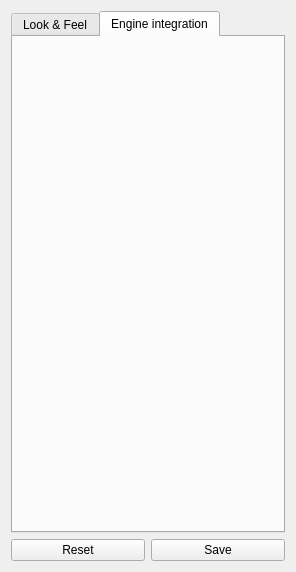
First picture: the form in src/gui/forms/settings-dialog.ui, repository krwc/qtchess, before the edit.
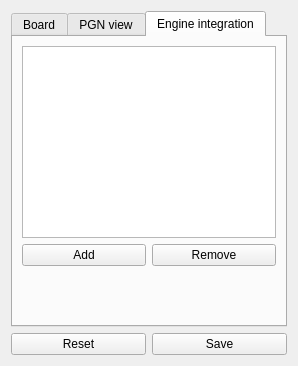
Second picture: the form after the edit. The open tabs and pages were chosen to show the change. Custom widgets are drawn as their Qt base class.

Commit message: Testing engine support

Diff of the .ui file:
```diff
--- a/src/gui/forms/settings-dialog.ui
+++ b/src/gui/forms/settings-dialog.ui
@@ -6,12 +6,12 @@
    <rect>
     <x>0</x>
     <y>0</y>
-    <width>296</width>
-    <height>572</height>
+    <width>298</width>
+    <height>366</height>
    </rect>
   </property>
   <property name="sizePolicy">
-   <sizepolicy hsizetype="Expanding" vsizetype="Expanding">
+   <sizepolicy hsizetype="MinimumExpanding" vsizetype="MinimumExpanding">
     <horstretch>0</horstretch>
     <verstretch>0</verstretch>
    </sizepolicy>
@@ -29,7 +29,7 @@
        </property>
        <widget class="QWidget" name="LookNFeelTab">
         <attribute name="title">
-         <string>Look &amp;&amp; Feel</string>
+         <string>Board</string>
         </attribute>
         <layout class="QGridLayout" name="gridLayout_2">
          <item row="2" column="0">
@@ -144,7 +144,14 @@
            </layout>
           </widget>
          </item>
-         <item row="1" column="0">
+        </layout>
+       </widget>
+       <widget class="QWidget" name="PgnTab">
+        <attribute name="title">
+         <string>PGN view</string>
+        </attribute>
+        <layout class="QGridLayout" name="gridLayout_6">
+         <item row="0" column="0">
           <widget class="QGroupBox" name="groupBox">
            <property name="title">
             <string>PGN viewer</string>
@@ -243,7 +250,42 @@
         <attribute name="title">
          <string>Engine integration</string>
         </attribute>
-        <layout class="QGridLayout" name="gridLayout_5"/>
+        <layout class="QGridLayout" name="gridLayout_5">
+         <item row="1" column="0">
+          <layout class="QHBoxLayout" name="horizontalLayout">
+           <item>
+            <widget class="QPushButton" name="addEngine">
+             <property name="text">
+              <string>Add</string>
+             </property>
+            </widget>
+           </item>
+           <item>
+            <widget class="QPushButton" name="delEngine">
+             <property name="text">
+              <string>Remove</string>
+             </property>
+            </widget>
+           </item>
+          </layout>
+         </item>
+         <item row="2" column="0">
+          <spacer name="verticalSpacer">
+           <property name="orientation">
+            <enum>Qt::Vertical</enum>
+           </property>
+           <property name="sizeHint" stdset="0">
+            <size>
+             <width>20</width>
+             <height>40</height>
+            </size>
+           </property>
+          </spacer>
+         </item>
+         <item row="0" column="0">
+          <widget class="EngineList" name="engineList"/>
+         </item>
+        </layout>
        </widget>
       </widget>
      </item>
@@ -275,6 +317,11 @@
    <extends>QPushButton</extends>
    <header>gui/color-button.hpp</header>
   </customwidget>
+  <customwidget>
+   <class>EngineList</class>
+   <extends>QListWidget</extends>
+   <header>gui/engine-list.hpp</header>
+  </customwidget>
  </customwidgets>
  <resources/>
  <connections>
```
Left out of the diff: 88 changed lines with no effect on the pictures. The commit also changes 21 other files.
